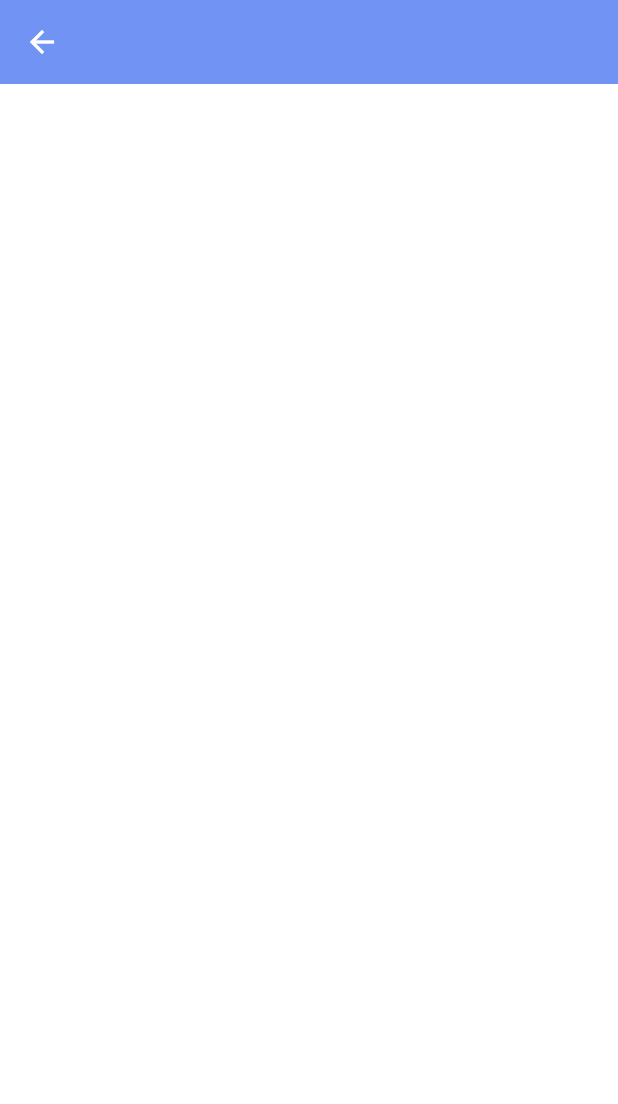
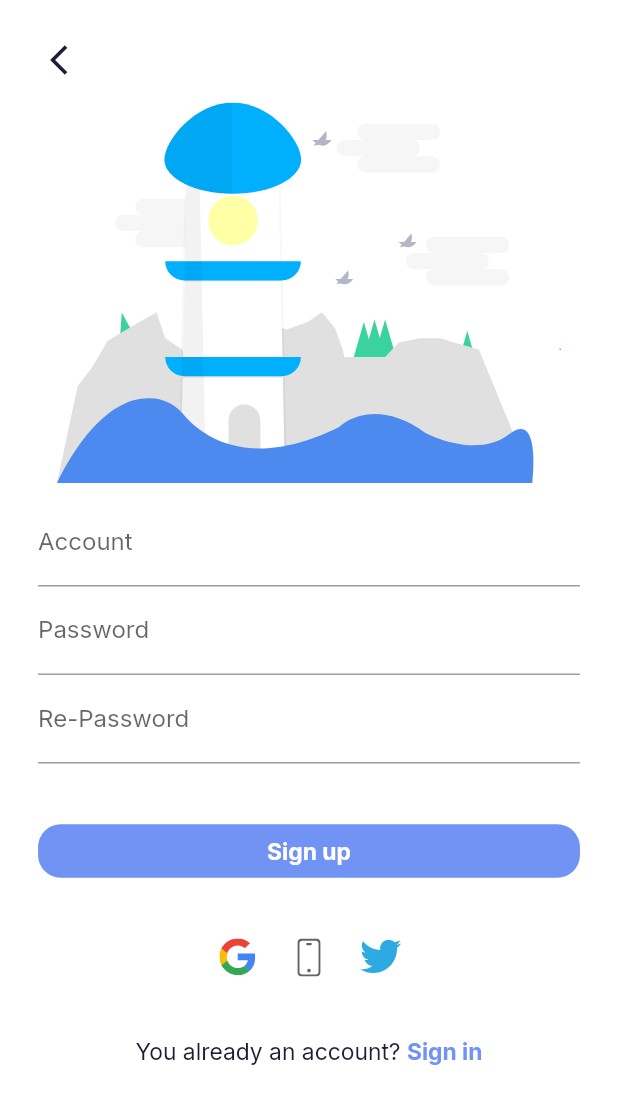
Before and after one commit to lkquan2303/Flutter-Chat-App, a Flutter app: the SignUpScreen screen opened by its route, on a phone screen of 412 x 824 dp. Shown: the top 1104 px of the screen. Run offline on Flutter 3.47's test engine with Material 2 defaults, Android fonts, the phone set to English and light mode, and no system bars; our stand-ins replace firebase_auth, flutter_svg, get, google_fonts; accounts and stored records are empty.

Commit message:
feat: Completed Sign Up Ui

```diff
--- a/lib/getXHelper/firebase_controller.dart
+++ b/lib/getXHelper/firebase_controller.dart
@@ -1,6 +1,5 @@
 import 'package:firebase_auth/firebase_auth.dart';
 import 'package:get/get.dart';
-import 'package:cloud_firestore/cloud_firestore.dart';
 
 class FirebaseController extends GetxController {
   final FirebaseAuth _auth = FirebaseAuth.instance;
@@ -10,6 +9,7 @@ class FirebaseController extends GetxController {
   String? get user => _firebaseUser.value!.email;
 
   @override
+  // ignore: must_call_super
   void onInit() {
     _firebaseUser.bindStream(_auth.authStateChanges());
   }
--- a/lib/main.dart
+++ b/lib/main.dart
@@ -1,9 +1,8 @@
 // @dart=2.9
 import 'package:flutter/material.dart';
 
-import 'package:chat_app/config/themes/theme.dart';
-import 'package:chat_app/config/routes/routes.dart';
-
+import 'config/routes/routes.dart';
+import 'config/themes/theme.dart';
 import 'modules/welcome/screens/welcome_screen.dart';
 
 void main() {
--- a/lib/modules/authentication/sign_up/layouts/body_sign_up.dart
+++ b/lib/modules/authentication/sign_up/layouts/body_sign_up.dart
@@ -1,12 +1,119 @@
 import 'package:flutter/material.dart';
+// ignore: import_of_legacy_library_into_null_safe
+import 'package:flutter_svg/svg.dart';
+
+import '../../../../constants/constants.dart';
+import '../../../../constants/size_config.dart';
+import '../../sign_in/widgets/social_sign_in.dart';
 
 class BodySignUp extends StatelessWidget {
-  const BodySignUp({ Key? key }) : super(key: key);
+  const BodySignUp({Key? key}) : super(key: key);
 
   @override
   Widget build(BuildContext context) {
-    return Container(
-
+    return SafeArea(
+      child: Padding(
+        padding: EdgeInsets.symmetric(
+          horizontal: getProportionateScreenHeight(25),
+          vertical: getProportionateScreenHeight(20),
+        ),
+        child: Column(
+          crossAxisAlignment: CrossAxisAlignment.start,
+          children: [
+            IconButton(
+              alignment: Alignment.topLeft,
+              onPressed: () => Navigator.pop(context),
+              icon: const Icon(Icons.arrow_back_ios),
+            ),
+            Container(
+              height: getProportionateScreenHeight(250),
+              width: double.infinity,
+              child: SvgPicture.asset(
+                'assets/images/sign_up_deco.svg',
+              ),
+            ),
+            const SizedBox(
+              height: 10,
+            ),
+            TextFormField(
+              decoration: const InputDecoration(
+                // floatingLabelBehavior: FloatingLabelBehavior.always,
+                hintText: 'Type your account',
+                labelText: 'Account',
+              ),
+            ),
+            TextFormField(
+              decoration: const InputDecoration(
+                // floatingLabelBehavior: FloatingLabelBehavior.always,
+                hintText: 'Type your password',
+                labelText: 'Password',
+              ),
+            ),
+            TextFormField(
+              decoration: const InputDecoration(
+                // floatingLabelBehavior: FloatingLabelBehavior.always,
+                hintText: 'Re-Type your password',
+                labelText: 'Re-Password',
+              ),
+            ),
+            SizedBox(
+              height: getProportionateScreenHeight(40),
+            ),
+            InkWell(
+              onTap: () {},
+              child: Container(
+                width: double.infinity,
+                height: getProportionateScreenHeight(35),
+                decoration: BoxDecoration(
+                  color: kPrimaryColor,
+                  borderRadius: BorderRadius.circular(15),
+                ),
+                child: Center(
+                  child: Text(
+                    'Sign up',
+                    style: TextStyle(
+                      color: Colors.white,
+                      fontSize: getProportionateScreenHeight(15),
+                      fontWeight: FontWeight.bold,
+                    ),
+                  ),
+                ),
+              ),
+            ),
+            SizedBox(
+              height: getProportionateScreenHeight(40),
+            ),
+            const SocialSignIn(),
+            SizedBox(
+              height: getProportionateScreenHeight(40),
+            ),
+            Center(
+              child: Row(
+                mainAxisAlignment: MainAxisAlignment.center,
+                children: [
+                  Text(
+                    'You already an account? ',
+                    style: TextStyle(
+                      fontSize: getProportionateScreenHeight(15),
+                    ),
+                  ),
+                  InkWell(
+                    onTap: () => Navigator.pop(context),
+                    child: Text(
+                      'Sign in',
+                      style: TextStyle(
+                        color: kPrimaryColor,
+                        fontWeight: FontWeight.bold,
+                        fontSize: getProportionateScreenHeight(15),
+                      ),
+                    ),
+                  )
+                ],
+              ),
+            )
+          ],
+        ),
+      ),
     );
   }
 }
--- a/lib/modules/authentication/sign_up/screens/sign_up_screen.dart
+++ b/lib/modules/authentication/sign_up/screens/sign_up_screen.dart
@@ -7,7 +7,6 @@ class SignUpScreen extends StatelessWidget {
   @override
   Widget build(BuildContext context) {
     return const Scaffold(
-      appBar: AppBar(),
       body: BodySignUp(),
     );
   }
--- a/lib/modules/home_page/layouts/body_chat.dart
+++ b/lib/modules/home_page/layouts/body_chat.dart
@@ -26,7 +26,7 @@ class BodyChat extends StatelessWidget {
               ),
               FillOutlineButton(
                 press: () {},
-                text: "Active ",
+                text: 'Active ',
                 isFilled: false,
               ),
             ],
```
Also changed, not shown: lib/constants/constants.dart (+8 -8 lines), assets/images/sign_up_deco.svg (added), 6 other files.
